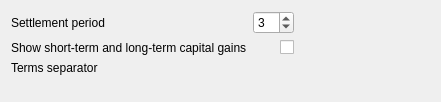
Before: the Qt Designer form kmymoney/widgets/reporttabcapitalgain.ui in KDE/kmymoney, drawn with Qt 5.
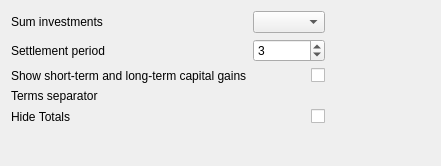
After: the same form once the commit is applied. Custom widgets are drawn as their Qt base class.

Commit message:
Add option for choosing input for investment calculations
Performance and Capital Gains reports get option for choosing: Sold,
Owned or both investment sums to do calculations. This allows to measure
precisely and separately performance of current and sold investments.

BUG:327691
FIXED-IN:5.0

What changed in the file:
```diff
--- a/kmymoney/widgets/reporttabcapitalgain.ui
+++ b/kmymoney/widgets/reporttabcapitalgain.ui
@@ -7,7 +7,7 @@
     <x>0</x>
     <y>0</y>
     <width>441</width>
-    <height>102</height>
+    <height>166</height>
    </rect>
   </property>
   <property name="windowTitle">
@@ -22,7 +22,45 @@
   <layout class="QVBoxLayout" name="verticalLayout">
    <item>
     <layout class="QGridLayout" name="gridLayout">
-     <item row="0" column="1">
+     <item row="1" column="0">
+      <widget class="QLabel" name="lblSettlementPeriod">
+       <property name="text">
+        <string>Settlement period</string>
+       </property>
+      </widget>
+     </item>
+     <item row="3" column="0">
+      <widget class="QLabel" name="lblTermsSeparator">
+       <property name="text">
+        <string>Terms separator</string>
+       </property>
+      </widget>
+     </item>
+     <item row="2" column="1" alignment="Qt::AlignRight">
+      <widget class="QCheckBox" name="m_showSTLTCapitalGains"/>
+     </item>
+     <item row="3" column="1">
+      <widget class="kMyMoneyDateInput" name="m_termSeparator" native="true">
+       <property name="toolTip">
+        <string>Before this date investments are counted as long-term investments.</string>
+       </property>
+      </widget>
+     </item>
+     <item row="2" column="0">
+      <widget class="QLabel" name="label">
+       <property name="text">
+        <string>Show short-term and long-term capital gains</string>
+       </property>
+      </widget>
+     </item>
+     <item row="0" column="0">
+      <widget class="QLabel" name="lblinvestmentSum">
+       <property name="text">
+        <string>Sum investments</string>
+       </property>
+      </widget>
+     </item>
+     <item row="1" column="1">
       <widget class="QSpinBox" name="m_settlementPeriod">
        <property name="toolTip">
         <string>Time in days between the settlement date and the transaction date.</string>
@@ -35,21 +73,17 @@
        </property>
       </widget>
      </item>
-     <item row="0" column="0">
-      <widget class="QLabel" name="lblSettlementPeriod">
+     <item row="0" column="1">
+      <widget class="QComboBox" name="m_investmentSum"/>
+     </item>
+     <item row="4" column="0">
+      <widget class="QLabel" name="label_2">
        <property name="text">
-        <string>Settlement period</string>
+        <string>Hide Totals</string>
        </property>
       </widget>
      </item>
-     <item row="2" column="1">
-      <widget class="kMyMoneyDateInput" name="m_termSeparator" native="true">
-       <property name="toolTip">
-        <string>Before this date investments are counted as long-term investments.</string>
-       </property>
-      </widget>
-     </item>
-     <item row="0" column="2" rowspan="3">
+     <item row="0" column="2" rowspan="5">
       <spacer name="horizontalSpacer">
        <property name="orientation">
         <enum>Qt::Horizontal</enum>
@@ -62,20 +96,10 @@
        </property>
       </spacer>
      </item>
-     <item row="2" column="0">
-      <widget class="QLabel" name="lblTermsSeparator">
+     <item row="4" column="1" alignment="Qt::AlignRight">
+      <widget class="QCheckBox" name="m_checkHideTotals">
        <property name="text">
-        <string>Terms separator</string>
-       </property>
-      </widget>
-     </item>
-     <item row="1" column="1" alignment="Qt::AlignRight">
-      <widget class="QCheckBox" name="m_showSTLTCapitalGains"/>
-     </item>
-     <item row="1" column="0">
-      <widget class="QLabel" name="label">
-       <property name="text">
-        <string>Show short-term and long-term capital gains</string>
+        <string/>
        </property>
       </widget>
      </item>
```
The commit also changes 11 other files.
